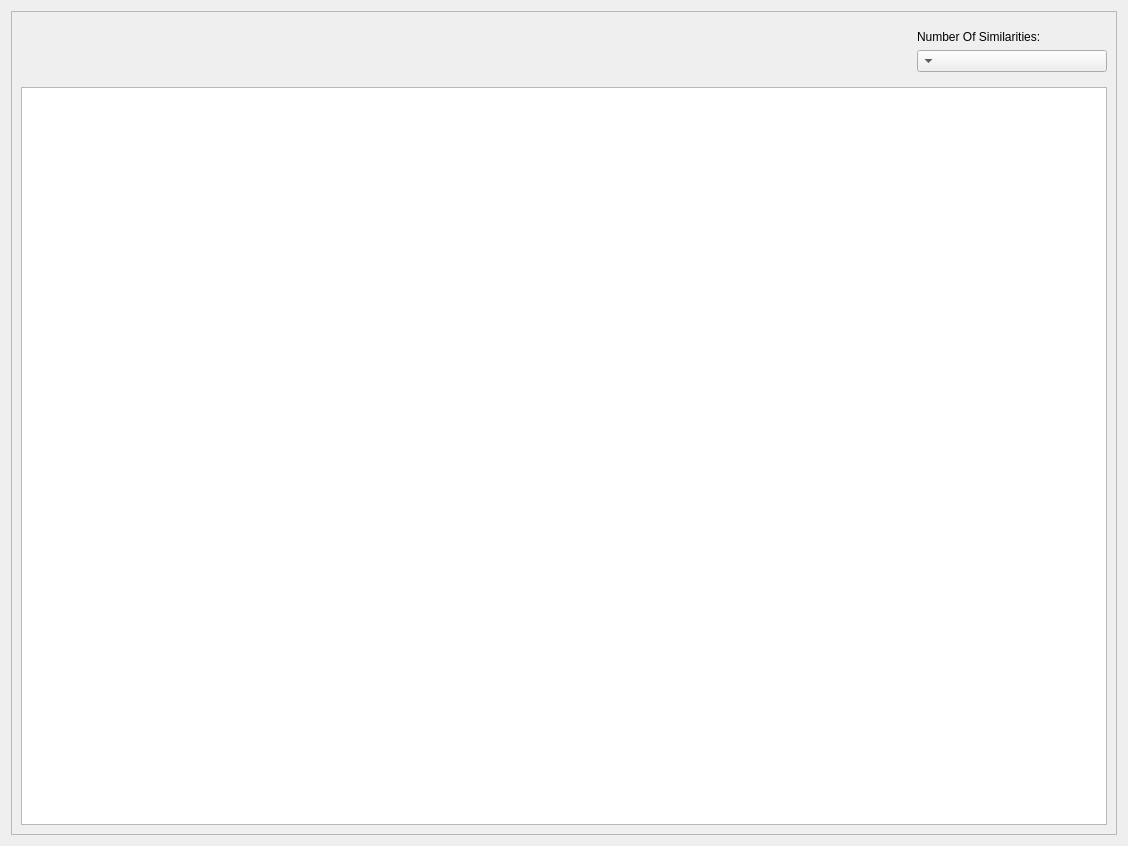
g4hsean/BinAuthor, file BinAuthorPlugin/Views/UI/ResultsView.ui: the form before one commit.
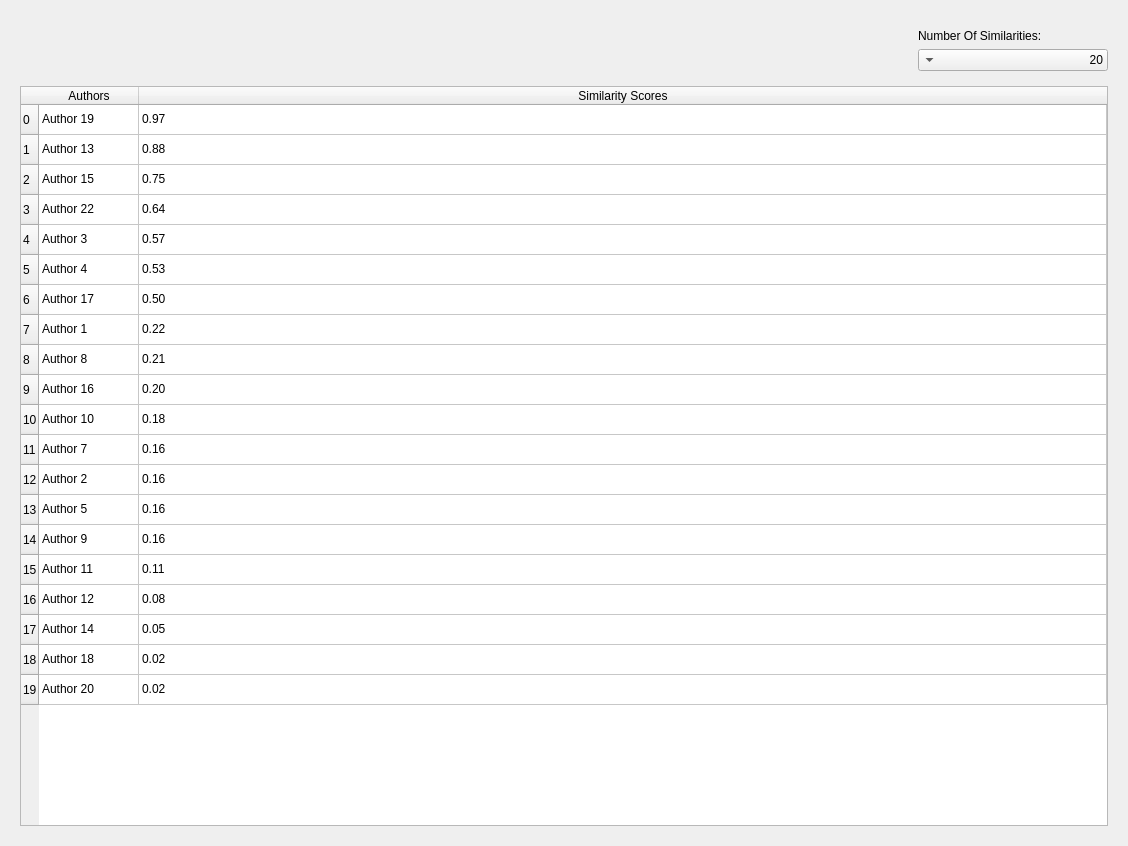
The form after the commit.

Commit message: Added new UI and code for the static results view pannel.

Patch:
```diff
--- a/BinAuthorPlugin/Views/UI/ResultsView.ui
+++ b/BinAuthorPlugin/Views/UI/ResultsView.ui
@@ -16,6 +16,9 @@
   <layout class="QVBoxLayout" name="verticalLayout">
    <item>
     <widget class="QScrollArea" name="scrollArea">
+     <property name="frameShape">
+      <enum>QFrame::NoFrame</enum>
+     </property>
      <property name="lineWidth">
       <number>0</number>
      </property>
@@ -27,15 +30,12 @@
        <rect>
         <x>0</x>
         <y>0</y>
-        <width>1108</width>
-        <height>826</height>
+        <width>1110</width>
+        <height>828</height>
        </rect>
       </property>
       <layout class="QGridLayout" name="gridLayout">
        <item row="2" column="0">
-        <widget class="QListWidget" name="listWidget"/>
-       </item>
-       <item row="1" column="0">
         <widget class="QWidget" name="widget" native="true">
          <property name="minimumSize">
           <size>
@@ -80,11 +80,336 @@
               <height>16777215</height>
              </size>
             </property>
+            <property name="currentIndex">
+             <number>0</number>
+            </property>
+            <item>
+             <property name="text">
+              <string>20</string>
+             </property>
+            </item>
            </widget>
           </item>
          </layout>
         </widget>
        </item>
+       <item row="3" column="0">
+        <widget class="QTableWidget" name="tableWidget">
+         <attribute name="horizontalHeaderStretchLastSection">
+          <bool>true</bool>
+         </attribute>
+         <row>
+          <property name="text">
+           <string>0</string>
+          </property>
+         </row>
+         <row>
+          <property name="text">
+           <string>1</string>
+          </property>
+         </row>
+         <row>
+          <property name="text">
+           <string>2</string>
+          </property>
+         </row>
+         <row>
+          <property name="text">
+           <string>3</string>
+          </property>
+         </row>
+         <row>
+          <property name="text">
+           <string>4</string>
+          </property>
+         </row>
+         <row>
+          <property name="text">
+           <string>5</string>
+          </property>
+         </row>
+         <row>
+          <property name="text">
+           <string>6</string>
+          </property>
+         </row>
+         <row>
+          <property name="text">
+           <string>7</string>
+          </property>
+         </row>
+         <row>
+          <property name="text">
+           <string>8</string>
+          </property>
+         </row>
+         <row>
+          <property name="text">
+           <string>9</string>
+          </property>
+         </row>
+         <row>
+          <property name="text">
+           <string>10</string>
+          </property>
+         </row>
+         <row>
+          <property name="text">
+           <string>11</string>
+          </property>
+         </row>
+         <row>
+          <property name="text">
+           <string>12</string>
+          </property>
+         </row>
+         <row>
+          <property name="text">
+           <string>13</string>
+          </property>
+         </row>
+         <row>
+          <property name="text">
+           <string>14</string>
+          </property>
+         </row>
+         <row>
+          <property name="text">
+           <string>15</string>
+          </property>
+         </row>
+         <row>
+          <property name="text">
+           <string>16</string>
+          </property>
+         </row>
+         <row>
+          <property name="text">
+           <string>17</string>
+          </property>
+         </row>
+         <row>
+          <property name="text">
+           <string>18</string>
+          </property>
+         </row>
+         <row>
+          <property name="text">
+           <string>19</string>
+          </property>
+         </row>
+         <column>
+          <property name="text">
+           <string>Authors</string>
+          </property>
+         </column>
+         <column>
+          <property name="text">
+           <string>Similarity Scores</string>
+          </property>
+         </column>
+         <item row="0" column="0">
+          <property name="text">
+           <string>Author 19</string>
+          </property>
+         </item>
+         <item row="0" column="1">
+          <property name="text">
+           <string>0.97</string>
+          </property>
+         </item>
+         <item row="1" column="0">
+          <property name="text">
+           <string>Author 13</string>
+          </property>
+         </item>
+         <item row="1" column="1">
+          <property name="text">
+           <string>0.88</string>
+          </property>
+         </item>
+         <item row="2" column="0">
+          <property name="text">
+           <string>Author 15</string>
+          </property>
+         </item>
+         <item row="2" column="1">
+          <property name="text">
+           <string>0.75</string>
+          </property>
+         </item>
+         <item row="3" column="0">
+          <property name="text">
+           <string>Author 22</string>
+          </property>
+         </item>
+         <item row="3" column="1">
+          <property name="text">
+           <string>0.64</string>
+          </property>
+         </item>
+         <item row="4" column="0">
+          <property name="text">
+           <string>Author 3</string>
+          </property>
+         </item>
+         <item row="4" column="1">
+          <property name="text">
+           <string>0.57</string>
+          </property>
+         </item>
+         <item row="5" column="0">
+          <property name="text">
+           <string>Author 4</string>
+          </property>
+         </item>
+         <item row="5" column="1">
+          <property name="text">
+           <string>0.53</string>
+          </property>
+         </item>
+         <item row="6" column="0">
+          <property name="text">
+           <string>Author 17</string>
+          </property>
+         </item>
+         <item row="6" column="1">
+          <property name="text">
+           <string>0.50</string>
+          </property>
+         </item>
+         <item row="7" column="0">
+          <property name="text">
+           <string>Author 1</string>
+          </property>
+         </item>
+         <item row="7" column="1">
+          <property name="text">
+           <string>0.22</string>
+          </property>
+         </item>
+         <item row="8" column="0">
+          <property name="text">
+           <string>Author 8</string>
+          </property>
+         </item>
+         <item row="8" column="1">
+          <property name="text">
+           <string>0.21</string>
+          </property>
+         </item>
+         <item row="9" column="0">
+          <property name="text">
+           <string>Author 16</string>
+          </property>
+         </item>
+         <item row="9" column="1">
+          <property name="text">
+           <string>0.20</string>
+          </property>
+         </item>
+         <item row="10" column="0">
+          <property name="text">
+           <string>Author 10</string>
+          </property>
+         </item>
+         <item row="10" column="1">
+          <property name="text">
+           <string>0.18</string>
+          </property>
+         </item>
+         <item row="11" column="0">
+          <property name="text">
+           <string>Author 7</string>
+          </property>
+         </item>
+         <item row="11" column="1">
+          <property name="text">
+           <string>0.16</string>
+          </property>
+         </item>
+         <item row="12" column="0">
+          <property name="text">
+           <string>Author 2</string>
+          </property>
+         </item>
+         <item row="12" column="1">
+          <property name="text">
+           <string>0.16</string>
+          </property>
+         </item>
+         <item row="13" column="0">
+          <property name="text">
+           <string>Author 5</string>
+          </property>
+         </item>
+         <item row="13" column="1">
+          <property name="text">
+           <string>0.16</string>
+          </property>
+         </item>
+         <item row="14" column="0">
+          <property name="text">
+           <string>Author 9</string>
+          </property>
+         </item>
+         <item row="14" column="1">
+          <property name="text">
+           <string>0.16</string>
+          </property>
+         </item>
+         <item row="15" column="0">
+          <property name="text">
+           <string>Author 11</string>
+          </property>
+         </item>
+         <item row="15" column="1">
+          <property name="text">
+           <string>0.11</string>
+          </property>
+         </item>
+         <item row="16" column="0">
+          <property name="text">
+           <string>Author 12</string>
+          </property>
+         </item>
+         <item row="16" column="1">
+          <property name="text">
+           <string>0.08</string>
+          </property>
+         </item>
+         <item row="17" column="0">
+          <property name="text">
+           <string>Author 14</string>
+          </property>
+         </item>
+         <item row="17" column="1">
+          <property name="text">
+           <string>0.05</string>
+          </property>
+         </item>
+         <item row="18" column="0">
+          <property name="text">
+           <string>Author 18</string>
+          </property>
+         </item>
+         <item row="18" column="1">
+          <property name="text">
+           <string>0.02</string>
+          </property>
+         </item>
+         <item row="19" column="0">
+          <property name="text">
+           <string>Author 20</string>
+          </property>
+         </item>
+         <item row="19" column="1">
+          <property name="text">
+           <string>0.02</string>
+          </property>
+         </item>
+        </widget>
+       </item>
       </layout>
      </widget>
     </widget>
```
The commit also changes 2 other files.
